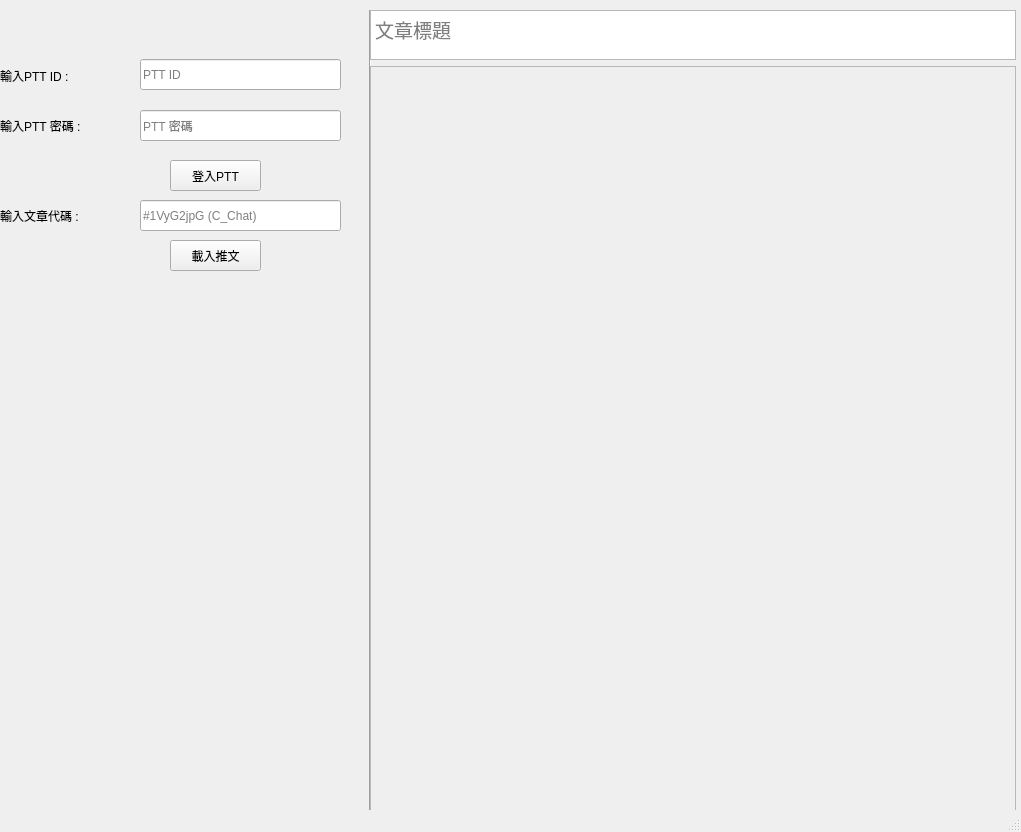
First picture: the form in QT/main.ui, repository AaronLi963/PTTPostCrawler, before the edit.
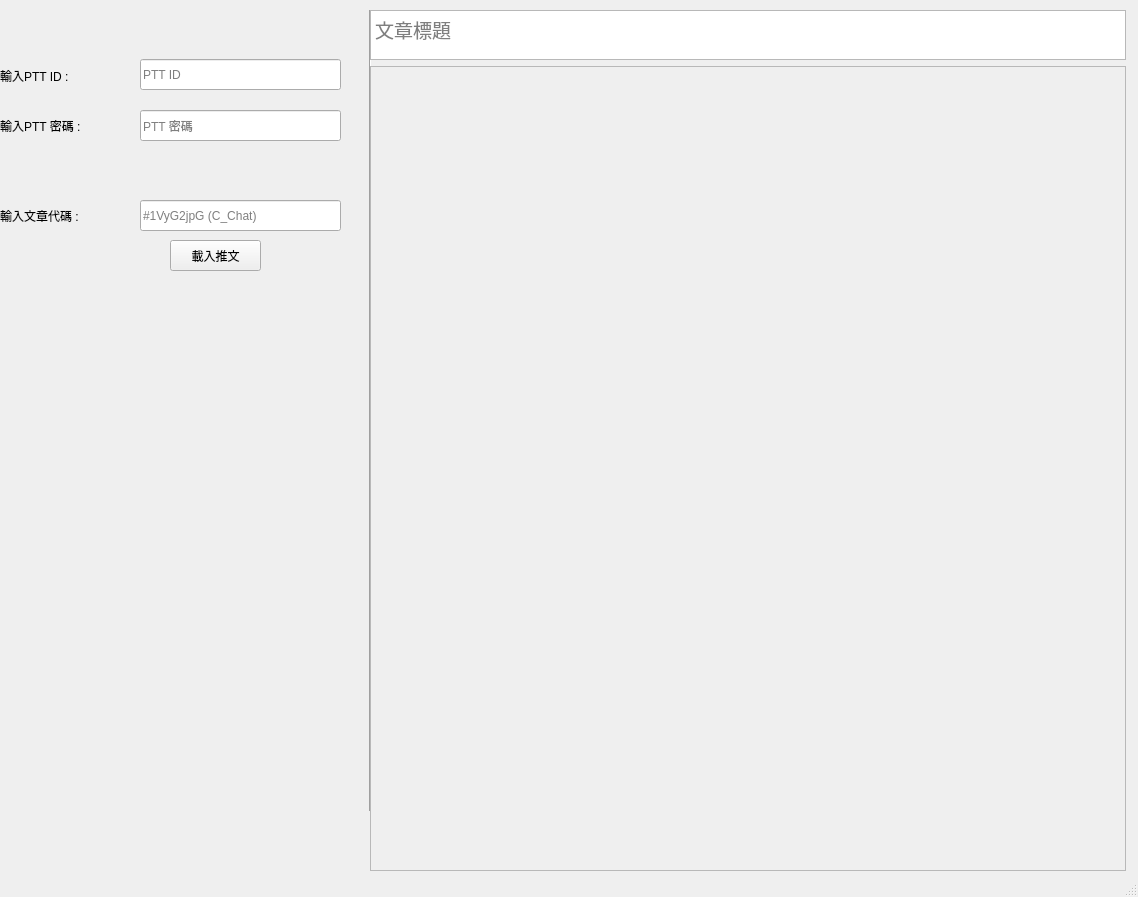
Second picture: the form after the edit.

The edit to the form file:
```diff
--- a/QT/main.ui
+++ b/QT/main.ui
@@ -6,8 +6,8 @@
    <rect>
     <x>0</x>
     <y>0</y>
-    <width>1021</width>
-    <height>832</height>
+    <width>1138</width>
+    <height>897</height>
    </rect>
   </property>
   <property name="windowTitle">
@@ -69,19 +69,6 @@
      <string>輸入PTT ID :</string>
     </property>
    </widget>
-   <widget class="QPushButton" name="bottonLogin">
-    <property name="geometry">
-     <rect>
-      <x>170</x>
-      <y>160</y>
-      <width>91</width>
-      <height>31</height>
-     </rect>
-    </property>
-    <property name="text">
-     <string>登入PTT</string>
-    </property>
-   </widget>
    <widget class="Line" name="line">
     <property name="geometry">
      <rect>
@@ -143,13 +130,13 @@
      <string>載入推文</string>
     </property>
    </widget>
-   <widget class="QWidget" name="">
+   <widget class="QWidget" name="layoutWidget">
     <property name="geometry">
      <rect>
       <x>370</x>
       <y>10</y>
-      <width>651</width>
-      <height>801</height>
+      <width>761</width>
+      <height>861</height>
      </rect>
     </property>
     <layout class="QVBoxLayout" name="verticalLayout_3">
@@ -185,8 +172,8 @@
          <rect>
           <x>0</x>
           <y>0</y>
-          <width>643</width>
-          <height>742</height>
+          <width>753</width>
+          <height>802</height>
          </rect>
         </property>
        </widget>
```
